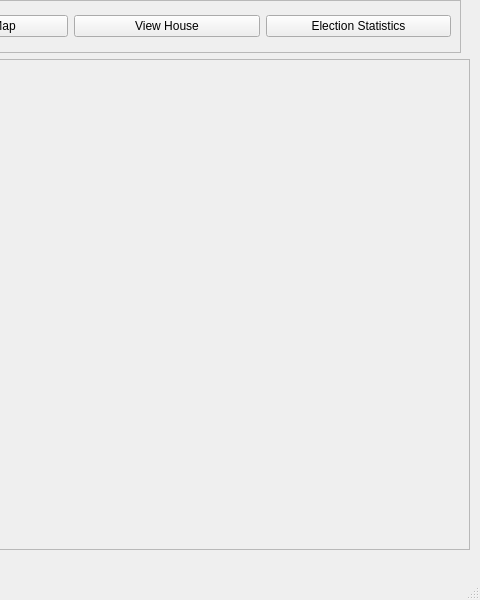
Qt form qtGuiApplication/mainwindow.ui (List28/COSC345-Project) before a commit; both pictures show x 520 to 1000 and y 0 to 600 of the 1000 by 600 pixel window.
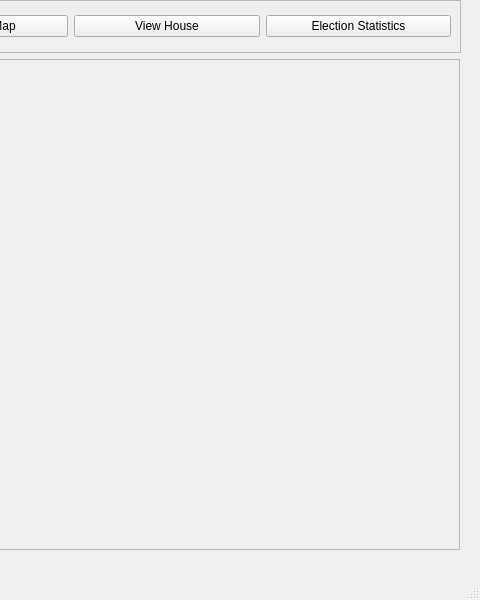
The same form after that commit. Icons and pictures are not drawn.

What changed in the file:
```diff
--- a/qtGuiApplication/mainwindow.ui
+++ b/qtGuiApplication/mainwindow.ui
@@ -19,7 +19,7 @@
      <rect>
       <x>249</x>
       <y>59</y>
-      <width>741</width>
+      <width>731</width>
       <height>491</height>
      </rect>
     </property>
@@ -31,7 +31,7 @@
       <rect>
        <x>0</x>
        <y>0</y>
-       <width>739</width>
+       <width>729</width>
        <height>489</height>
       </rect>
      </property>
```
Left out of the diff: 4 changed lines with no effect on the pictures.
